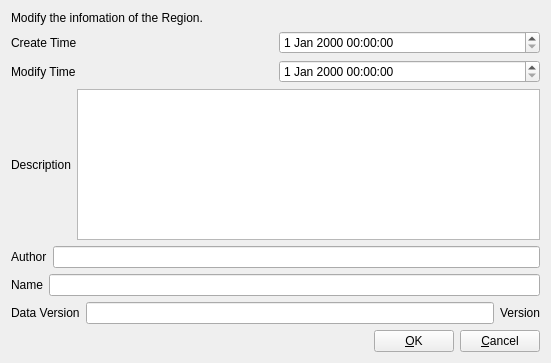
Before: the Qt Designer form src/regionmodifyui.ui in DreamHelium/dhlrc, drawn with Qt 5.
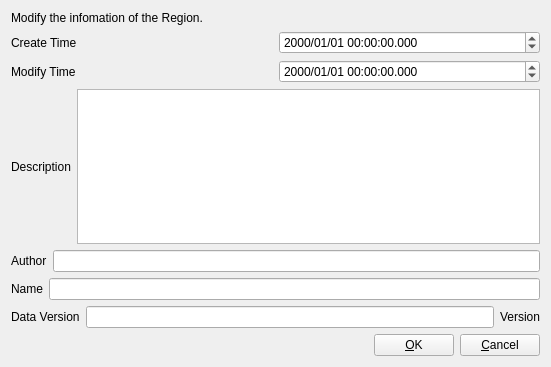
After: the same form once the commit is applied.

The edit to the form file:
```diff
--- a/src/regionmodifyui.ui
+++ b/src/regionmodifyui.ui
@@ -7,7 +7,7 @@
     <x>0</x>
     <y>0</y>
     <width>551</width>
-    <height>363</height>
+    <height>367</height>
    </rect>
   </property>
   <property name="windowTitle">
@@ -31,7 +31,11 @@
       </widget>
      </item>
      <item>
-      <widget class="QDateTimeEdit" name="dateTimeEdit"/>
+      <widget class="QDateTimeEdit" name="dateTimeEdit">
+       <property name="displayFormat">
+        <string>yyyy/MM/dd HH:mm:ss.zzz</string>
+       </property>
+      </widget>
      </item>
     </layout>
    </item>
@@ -45,7 +49,11 @@
       </widget>
      </item>
      <item>
-      <widget class="QDateTimeEdit" name="dateTimeEdit_2"/>
+      <widget class="QDateTimeEdit" name="dateTimeEdit_2">
+       <property name="displayFormat">
+        <string>yyyy/MM/dd HH:mm:ss.zzz</string>
+       </property>
+      </widget>
      </item>
     </layout>
    </item>
```
